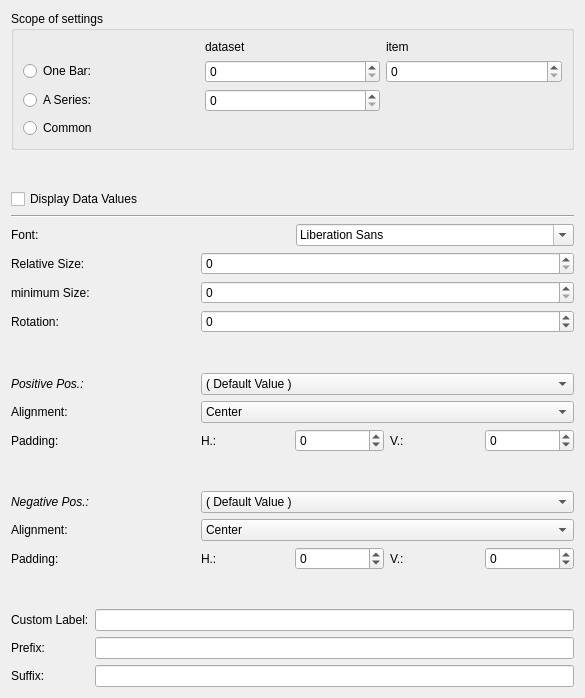
KDAB/KDChart, file examples/demo/datavaluesettings.ui: the form before one commit.
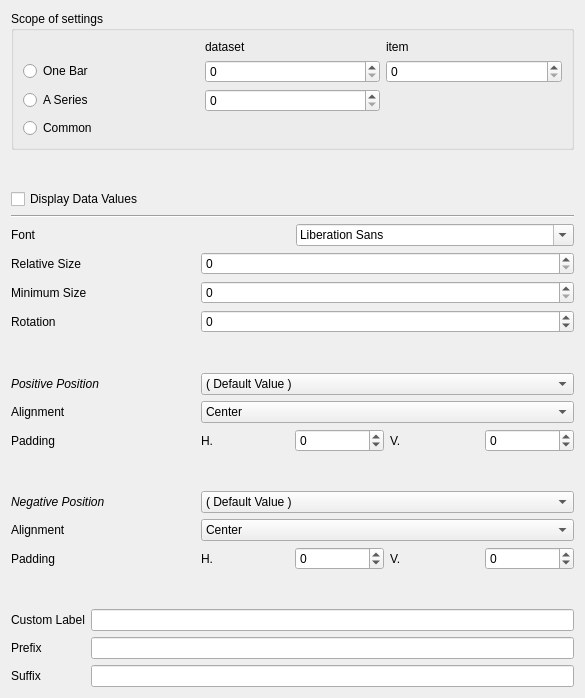
The form after the commit. Icons and pictures are not drawn.

Commit message: Remove random colons in labels. By convention there aren't any.

```diff
--- a/examples/demo/datavaluesettings.ui
+++ b/examples/demo/datavaluesettings.ui
@@ -44,7 +44,7 @@
       <item row="1" column="0">
        <widget class="QRadioButton" name="scopeOneBarRB">
         <property name="text">
-         <string>One Bar:</string>
+         <string>One Bar</string>
         </property>
        </widget>
       </item>
@@ -65,7 +65,7 @@
       <item row="2" column="0">
        <widget class="QRadioButton" name="scopeDatasetRB">
         <property name="text">
-         <string>A Series:</string>
+         <string>A Series</string>
         </property>
        </widget>
       </item>
@@ -118,7 +118,7 @@
      <item>
       <widget class="QLabel" name="barTypeLB">
        <property name="text">
-        <string>Font:</string>
+        <string>Font</string>
        </property>
       </widget>
      </item>
@@ -130,7 +130,7 @@
    <item row="5" column="0" colspan="2">
     <widget class="QLabel" name="barOrientationLB_4">
      <property name="text">
-      <string>Relative Size:</string>
+      <string>Relative Size</string>
      </property>
     </widget>
    </item>
@@ -150,7 +150,7 @@
    <item row="6" column="0" colspan="2">
     <widget class="QLabel" name="barOrientationLB_3">
      <property name="text">
-      <string>minimum Size:</string>
+      <string>Minimum Size</string>
      </property>
     </widget>
    </item>
@@ -160,7 +160,7 @@
    <item row="7" column="0">
     <widget class="QLabel" name="barOrientationLB_2">
      <property name="text">
-      <string>Rotation:</string>
+      <string>Rotation</string>
      </property>
     </widget>
    </item>
@@ -200,7 +200,7 @@
       </font>
      </property>
      <property name="text">
-      <string>Positive Pos.:</string>
+      <string>Positive Position</string>
      </property>
     </widget>
    </item>
@@ -261,7 +261,7 @@
    <item row="10" column="0" colspan="2">
     <widget class="QLabel" name="barOrientationLB_7">
      <property name="text">
-      <string>Alignment:</string>
+      <string>Alignment</string>
      </property>
     </widget>
    </item>
@@ -317,14 +317,14 @@
    <item row="11" column="0" colspan="2">
     <widget class="QLabel" name="barOrientationLB_6">
      <property name="text">
-      <string>Padding:</string>
+      <string>Padding</string>
      </property>
     </widget>
    </item>
    <item row="11" column="2">
     <widget class="QLabel" name="barOrientationLB_9">
      <property name="text">
-      <string>H.:</string>
+      <string>H.</string>
      </property>
     </widget>
    </item>
@@ -344,7 +344,7 @@
    <item row="11" column="4">
     <widget class="QLabel" name="barOrientationLB_10">
      <property name="text">
-      <string>V.:</string>
+      <string>V.</string>
      </property>
     </widget>
    </item>
@@ -382,7 +382,7 @@
       </font>
      </property>
      <property name="text">
-      <string>Negative Pos.:</string>
+      <string>Negative Position</string>
      </property>
     </widget>
    </item>
@@ -443,7 +443,7 @@
    <item row="14" column="0" colspan="2">
     <widget class="QLabel" name="barOrientationLB_8">
      <property name="text">
-      <string>Alignment:</string>
+      <string>Alignment</string>
      </property>
     </widget>
    </item>
@@ -499,21 +499,21 @@
    <item row="15" column="0" colspan="2">
     <widget class="QLabel" name="barOrientationLB_11">
      <property name="text">
-      <string>Padding:</string>
+      <string>Padding</string>
      </property>
     </widget>
    </item>
    <item row="15" column="2">
     <widget class="QLabel" name="barOrientationLB_12">
      <property name="text">
-      <string>H.:</string>
+      <string>H.</string>
      </property>
     </widget>
    </item>
    <item row="15" column="4">
     <widget class="QLabel" name="barOrientationLB_13">
      <property name="text">
-      <string>V.:</string>
+      <string>V.</string>
      </property>
     </widget>
    </item>
@@ -548,7 +548,7 @@
      <item row="0" column="0">
       <widget class="QLabel" name="label_3">
        <property name="text">
-        <string>Custom Label:</string>
+        <string>Custom Label</string>
        </property>
       </widget>
      </item>
@@ -558,7 +558,7 @@
      <item row="1" column="0">
       <widget class="QLabel" name="label_4">
        <property name="text">
-        <string>Prefix:</string>
+        <string>Prefix</string>
        </property>
       </widget>
      </item>
@@ -568,7 +568,7 @@
      <item row="2" column="0">
       <widget class="QLabel" name="label_5">
        <property name="text">
-        <string>Suffix:</string>
+        <string>Suffix</string>
        </property>
       </widget>
      </item>
```
The commit also changes 17 other files.
